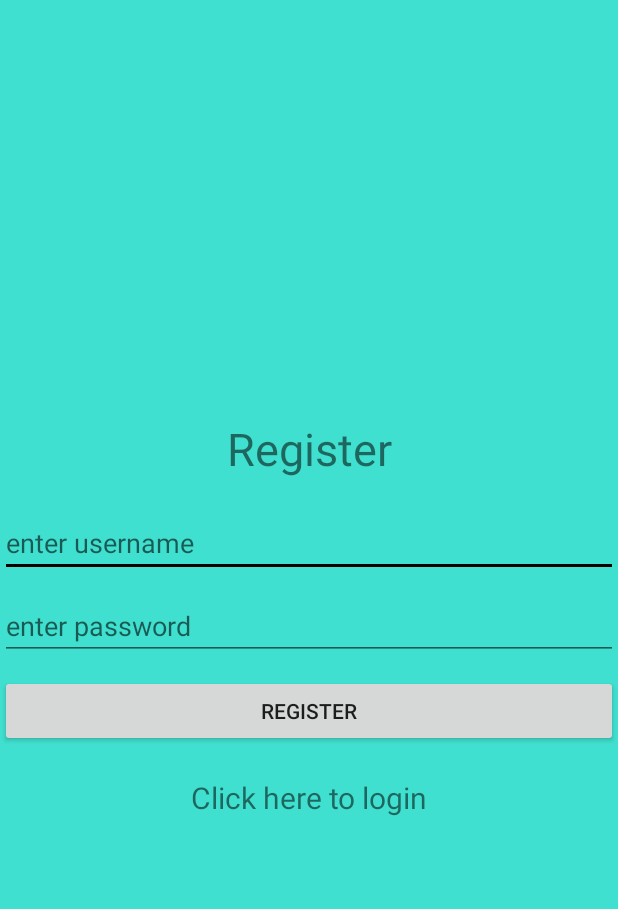
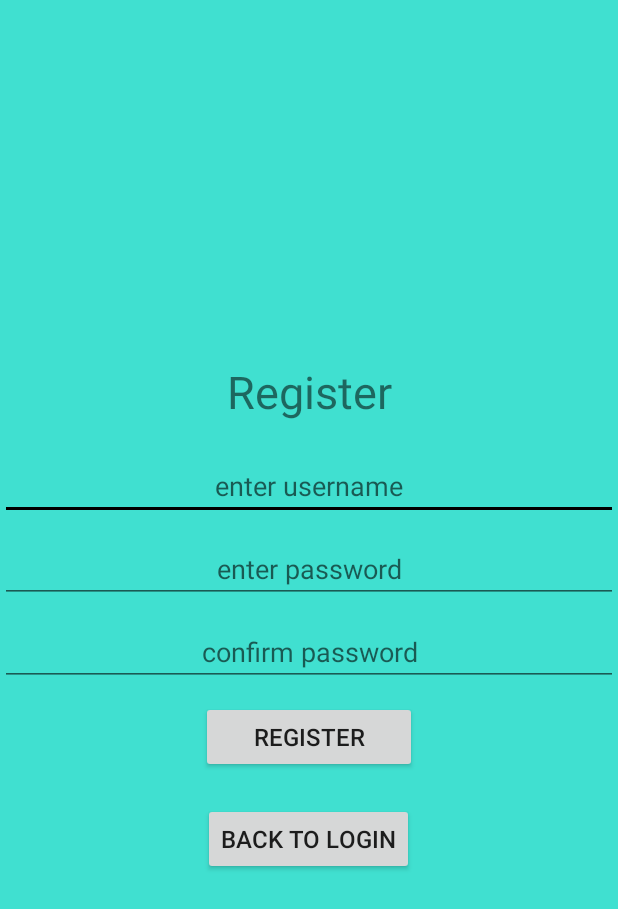
Before and after one commit to dfons007/CS100Finished, an Android app: the Register screen opened directly, with no data from a screen before it, on a phone screen of 412 x 824 dp. Shown: the top 909 px of the screen. Run offline under Robolectric (Android 15) with nearby library versions, the phone set to English and light mode, and no system bars; our stand-ins replace Firebase (no records; nobody signed in at launch, a user with empty details on screens opened directly), Volley.

Commit message:
Slight changes to Register UI
1. Convert the view of Login from EditText to Button
2. Add some Error types of invalid username or password
3. Double check the password

```diff
--- a/app/src/main/res/layout/activity_register.xml
+++ b/app/src/main/res/layout/activity_register.xml
@@ -28,6 +28,7 @@
         android:inputType="text"
         android:maxLines="1"
         android:hint="enter username"
+        android:gravity="center"
         android:layout_marginBottom="10dp"/>
 
     <EditText
@@ -37,21 +38,33 @@
         android:inputType="textPassword"
         android:maxLines="1"
         android:hint="enter password"
+        android:gravity="center"
+        android:layout_marginBottom="10dp"/>
+
+    <EditText
+        android:layout_width="match_parent"
+        android:layout_height="wrap_content"
+        android:id="@+id/password_again"
+        android:inputType="textPassword"
+        android:maxLines="1"
+        android:hint="confirm password"
+        android:gravity="center"
         android:layout_marginBottom="10dp"/>
 
     <Button
-        android:layout_width="match_parent"
+        android:id="@+id/registerButton"
+        android:layout_width="144dp"
         android:layout_height="wrap_content"
+        android:layout_marginBottom="20dp"
         android:text="Register"
-        android:id="@+id/registerButton"
-        android:layout_marginBottom="20dp"/>
+        android:textSize="16dp" />
 
-    <TextView
-        android:layout_width="match_parent"
+    <Button
+        android:id="@+id/login"
+        android:layout_width="wrap_content"
         android:layout_height="wrap_content"
-        android:text="Click here to login"
-        android:textSize="20dp"
         android:gravity="center"
-        android:id="@+id/login"/>
+        android:text="Back to login"
+        android:textSize="16dp" />
 
 </LinearLayout>
```
